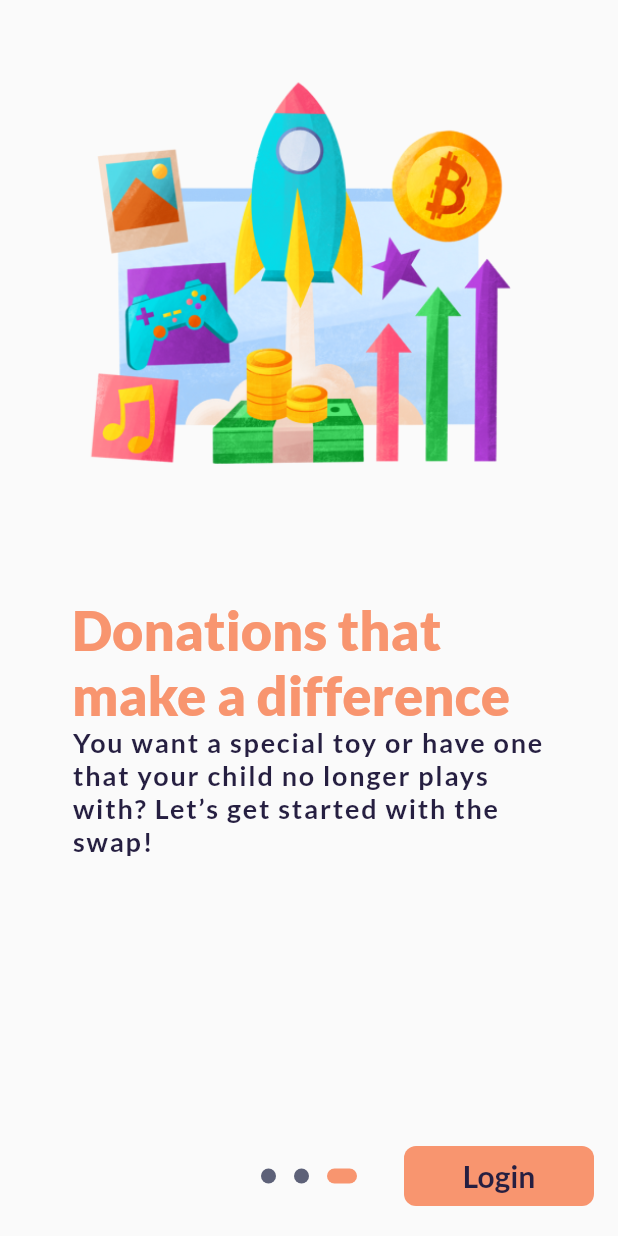
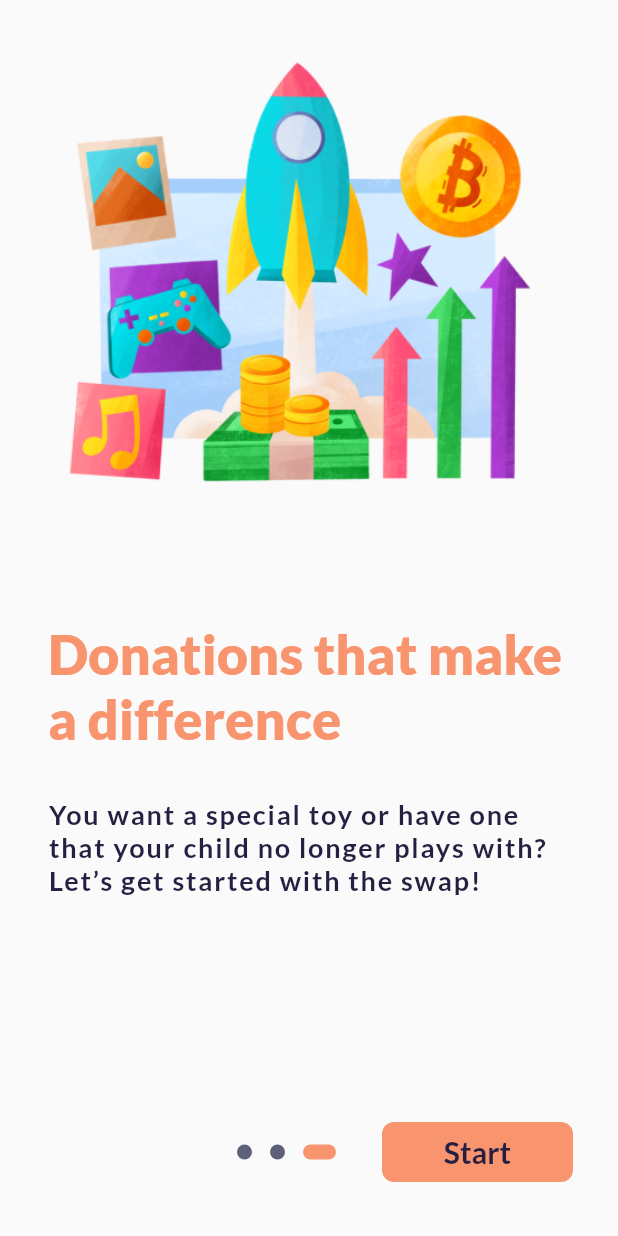
Before and after one commit to phatndt/toy_exchange_application_toydee, a Flutter app: the screen it shows after launch, swiped to page 3, on a phone screen of 412 x 824 dp. Run offline on Flutter 3.47's test engine with Material 2 defaults, Android fonts, the light colour scheme and no system bars; drawn by our look-alikes of introduction_screen; our stand-ins replace flutter_riverpod, font_awesome_flutter, riverpod; statements that could not run were skipped.

Commit message:
finish onboarding introduction screen

```diff
--- a/lib/core/screens/onboarding/onboarding_page.dart
+++ b/lib/core/screens/onboarding/onboarding_page.dart
@@ -66,12 +66,17 @@ class OnBoardingPage extends StatelessWidget {
           NavigationService.pushReplacement(
               isNamed: true, page: RoutePaths.login);
         },
+        controlsMargin:
+            EdgeInsets.symmetric(vertical: S.dimens.defaultPadding_32),
+        controlsPosition: Position(bottom: 0, left: -10, right: 0),
+        controlsPadding: EdgeInsets.only(right: 30),
         showDoneButton: true,
         showNextButton: true,
         showSkipButton: true,
         dotsDecorator: buildDotsShape(),
         isProgressTap: false,
         freeze: false,
+        animationDuration: 550,
       ),
     );
   }
@@ -80,7 +85,7 @@ class OnBoardingPage extends StatelessWidget {
     return Center(
       child: Image.asset(
         path,
-        width: 350,
+        scale: 1,
       ),
     );
   }
@@ -91,11 +96,22 @@ class OnBoardingPage extends StatelessWidget {
       // imageAlignment: Alignment.center,
       // titleTextStyle: S.textStyles.h5,
       // bodyTextStyle: S.textStyles.titleHeavy,
-      titlePadding:
-          EdgeInsets.symmetric(horizontal: S.dimens.defaultPadding_32),
-      imagePadding:
-          EdgeInsets.symmetric(horizontal: S.dimens.defaultPadding_32),
-      bodyPadding: EdgeInsets.symmetric(horizontal: S.dimens.defaultPadding_32),
+      titlePadding: EdgeInsets.all(
+        S.dimens.defaultPadding_32,
+      ),
+      bodyPadding: EdgeInsets.symmetric(
+        horizontal: S.dimens.defaultPadding_32,
+      ),
+      imagePadding: EdgeInsets.zero,
+      contentMargin: EdgeInsets.zero,
+      footerPadding: EdgeInsets.zero,
+      imageFlex: 1,
+
+      //imageAlignment: Alignment.centerRight
+      //    EdgeInsets.symmetric(horizontal: S.dimens.defaultPadding_32),
+      // bodyPadding: EdgeInsets.symmetric(
+      //     horizontal: S.dimens.defaultPadding_32,
+      //     vertical: S.dimens.defaultPadding_32),
     );
   }
 
@@ -104,7 +120,7 @@ class OnBoardingPage extends StatelessWidget {
         color: S.colors.gray_1,
         activeColor: S.colors.primary,
         size: const Size(10, 10),
-        activeSize: const Size(20, 10),
+        activeSize: const Size(22, 10),
         activeShape:
             RoundedRectangleBorder(borderRadius: BorderRadius.circular(24)));
   }
--- a/lib/core/styles/text.dart
+++ b/lib/core/styles/text.dart
@@ -10,7 +10,7 @@ class T {
       'You want a special toy or have one that your child no longer plays with? Let’s get started with the swap!';
   static const onbNext = 'Next';
   static const onbSkip = 'Skip';
-  static const onbDone = 'Login';
+  static const onbDone = 'Start';
 
   static const onb1Image = 'assets/images/onboarding/onboarding1.png';
   static const onb2Image = 'assets/images/onboarding/onboarding2.png';
--- a/pubspec.yaml
+++ b/pubspec.yaml
@@ -41,7 +41,7 @@ dependencies:
   flutter_riverpod: ^1.0.3
   riverpod: ^1.0.3
   provider: ^6.0.2
-
+  shared_preferences: ^2.0.13
   introduction_screen: ^3.0.1
 
 
```
Also changed, not shown: pubspec.lock.
